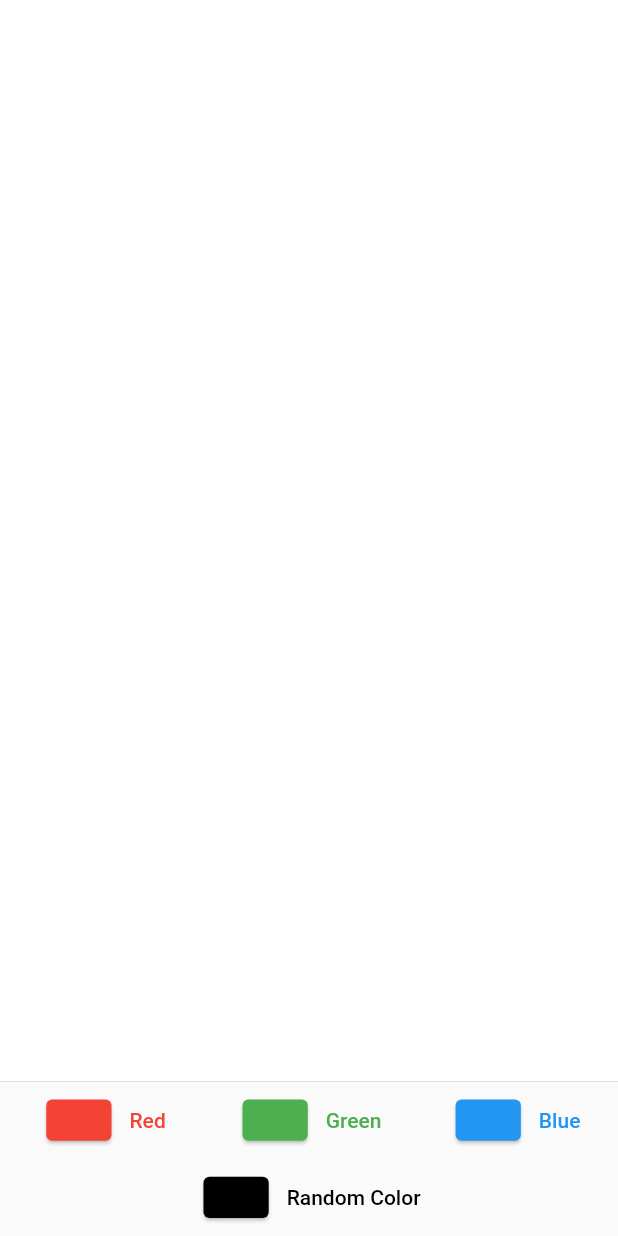
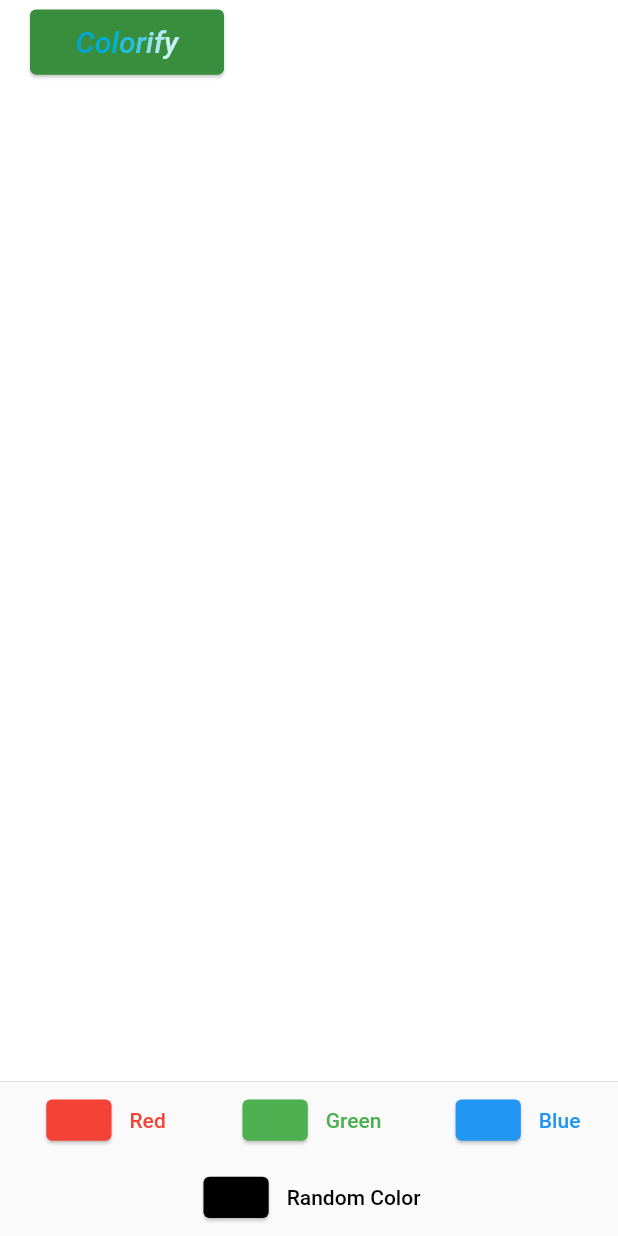
Before and after one commit to metehankarakaya/colorify-mobile, a Flutter app: the screen it shows after launch, on a phone screen of 412 x 824 dp. Run offline on Flutter 3.47's test engine with Material 2 defaults, Android fonts, the phone set to English and light mode, and no system bars; our stand-ins replace fluttertoast, logger, stacked.

Commit message:
Add appCard

```diff
--- /dev/null
+++ b/lib/presentation/common/card/app_card.dart
@@ -0,0 +1,35 @@
+import 'package:colorify/presentation/resources/color_manager.dart';
+import 'package:flutter/material.dart';
+
+class AppCard extends StatelessWidget {
+  const AppCard({Key? key}) : super(key: key);
+
+  @override
+  Widget build(BuildContext context) {
+    Size size = MediaQuery.sizeOf(context);
+    return SizedBox(
+      width: size.width/3,
+      height: size.height/16,
+      child: Card(
+        color: AppColor.green700,
+        child: Center(
+          child: RichText(
+            text: TextSpan(
+              style: Theme.of(context).textTheme.titleLarge!.copyWith(color: AppColor.white, fontStyle: FontStyle.italic),
+              children: const [
+                TextSpan(text: "C", style: TextStyle(color: Color(0xFF00A5D0))),
+                TextSpan(text: "o", style: TextStyle(color: Color(0xFF00ADD4))),
+                TextSpan(text: "l", style: TextStyle(color: Color(0xFF00B4D8))),
+                TextSpan(text: "o", style: TextStyle(color: Color(0xFF24BFDE))),
+                TextSpan(text: "r", style: TextStyle(color: Color(0xFF48CAE4))),
+                TextSpan(text: "i", style: TextStyle(color: Color(0xFF90E0EF))),
+                TextSpan(text: "f", style: TextStyle(color: Color(0xFFADE8F4))),
+                TextSpan(text: "y", style: TextStyle(color: Color(0xFFCAF0F8))),
+              ]
+            ),
+          ),
+        ),
+      ),
+    );
+  }
+}
--- a/lib/presentation/home/home_view.dart
+++ b/lib/presentation/home/home_view.dart
@@ -1,4 +1,5 @@
 import 'package:colorify/presentation/common/button/color_button_view.dart';
+import 'package:colorify/presentation/common/card/app_card.dart';
 import 'package:colorify/presentation/home/home_view_model.dart';
 import 'package:colorify/presentation/resources/color_manager.dart';
 import 'package:colorify/presentation/resources/string_manager.dart';
@@ -23,7 +24,7 @@ class _HomeViewState extends State<HomeView> {
         appBar: AppBar(
           elevation: 0,
           backgroundColor: AppColor.transparent,
-          title: const Text(AppString.appName),
+          title: const AppCard(),
         ),
         body: Column(
           children: [
--- a/lib/presentation/resources/color_manager.dart
+++ b/lib/presentation/resources/color_manager.dart
@@ -14,6 +14,7 @@ class AppColor {
   static const Color indigo = Colors.indigo;
   static const Color violet = Colors.purple;
 
+  static Color green700 = Colors.green.shade700;
   static Color grey300 = Colors.grey.shade300;
   static Color grey700 = Colors.grey.shade700;
 
```
